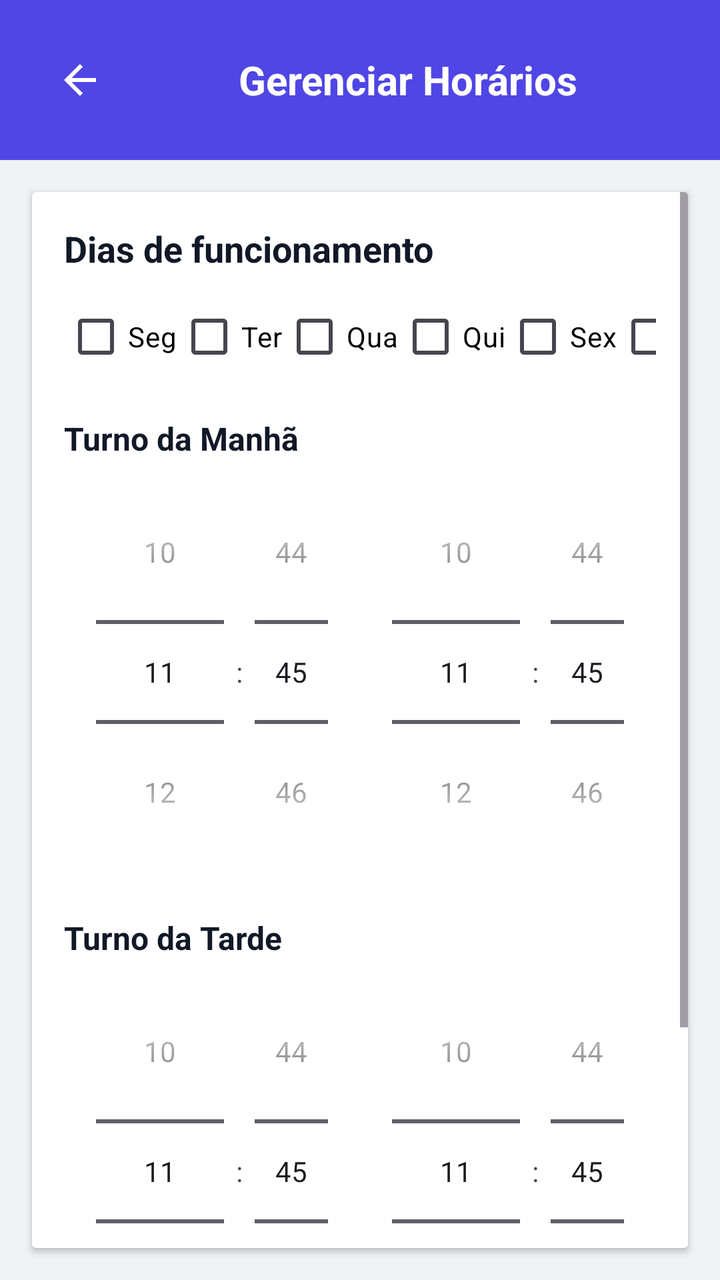
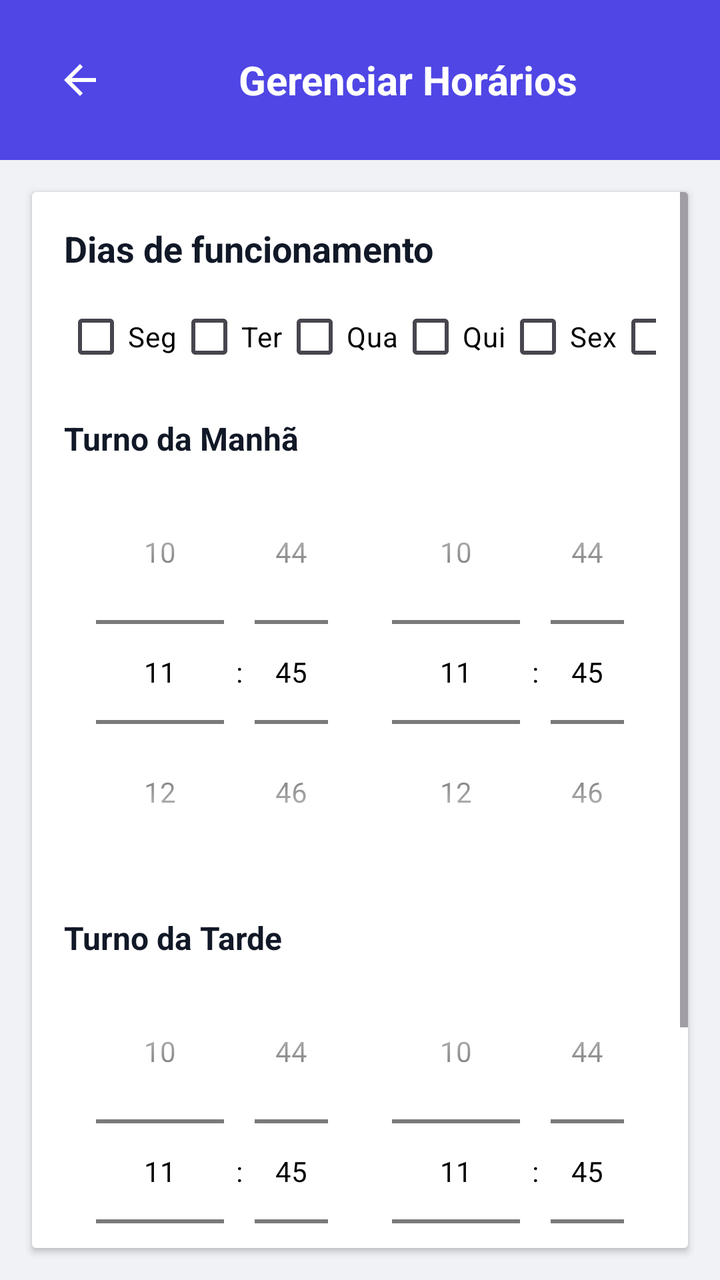

Compare the two renders of this Android layout. The source of the first and the diff that turns it into the second are given below.
<!-- AndroidManifest.xml: application theme Theme.SmartApp -->
<!-- res/layout/gerenciar_horarios.xml -->
<?xml version="1.0" encoding="utf-8"?>
<LinearLayout xmlns:android="http://schemas.android.com/apk/res/android"
    android:layout_width="match_parent"
    android:layout_height="match_parent"
    xmlns:app="http://schemas.android.com/apk/res-auto"
    android:background="#f0f2f5"
    android:orientation="vertical">

    <LinearLayout
        android:layout_width="match_parent"
        android:layout_height="wrap_content"
        android:background="#4F46E5"
        android:orientation="horizontal"
        android:gravity="center_vertical"
        android:padding="16dp">

        <ImageButton
            android:id="@+id/btnVoltarHorarios"
            android:layout_width="48dp"
            android:layout_height="48dp"
            android:background="?attr/selectableItemBackgroundBorderless"
            android:contentDescription="Voltar"
            android:padding="8dp"
            android:src="@drawable/ic_arrow_back" />

        <TextView
            android:layout_width="match_parent"
            android:layout_height="wrap_content"
            android:text="Gerenciar Horários"
            android:textColor="@android:color/white"
            android:textSize="20sp"
            android:textStyle="bold"
            android:gravity="center" />
    </LinearLayout>

    
    <androidx.cardview.widget.CardView
        android:layout_width="match_parent"
        android:layout_height="match_parent"
        app:cardBackgroundColor="@color/white"
        android:layout_margin="16dp">
        <ScrollView
            android:layout_width="match_parent"
            android:layout_height="match_parent">
            <LinearLayout
                android:layout_width="match_parent"
                android:layout_height="wrap_content"
                android:orientation="vertical"
                android:layout_margin="16dp">
                <TextView
                    android:layout_width="wrap_content"
                    android:layout_height="wrap_content"
                    android:text="Dias de funcionamento"
                    android:textColor="#111827"
                    android:textSize="18sp"
                    android:textStyle="bold" />

                <HorizontalScrollView
                    android:layout_width="match_parent"
                    android:layout_height="wrap_content"
                    android:scrollbars="none"
                    android:layout_marginTop="8dp">

                    <LinearLayout
                        android:layout_width="wrap_content"
                        android:layout_height="wrap_content"
                        android:orientation="horizontal"
                        android:gravity="center_vertical">

                        <CheckBox
                            android:id="@+id/checkSegunda"
                            android:layout_width="wrap_content"
                            android:textColor="@color/black"
                            android:layout_height="wrap_content"
                            android:text="Seg" />

                        <CheckBox
                            android:id="@+id/checkTerca"
                            android:layout_width="wrap_content"
                            android:textColor="@color/black"
                            android:layout_height="wrap_content"
                            android:text="Ter" />

                        <CheckBox
                            android:id="@+id/checkQuarta"
                            android:layout_width="wrap_content"
                            android:textColor="@color/black"
                            android:layout_height="wrap_content"
                            android:text="Qua" />

                        <CheckBox
                            android:id="@+id/checkQuinta"
                            android:layout_width="wrap_content"
                            android:textColor="@color/black"
                            android:layout_height="wrap_content"
                            android:text="Qui" />

                        <CheckBox
                            android:id="@+id/checkSexta"
                            android:layout_width="wrap_content"
                            android:textColor="@color/black"
                            android:layout_height="wrap_content"
                            android:text="Sex" />

                        <CheckBox
                            android:id="@+id/checkSabado"
                            android:layout_width="wrap_content"
                            android:textColor="@color/black"
                            android:layout_height="wrap_content"
                            android:text="Sab" />

                        <CheckBox
                            android:id="@+id/checkDomingo"
                            android:layout_width="wrap_content"
                            android:textColor="@color/black"
                            android:layout_height="wrap_content"
                            android:text="Dom" />
                    </LinearLayout>
                </HorizontalScrollView>

                
                <TextView
                    android:layout_width="wrap_content"
                    android:layout_height="wrap_content"
                    android:layout_marginTop="16dp"
                    android:text="Turno da Manhã"
                    android:textColor="#111827"
                    android:textSize="16sp"
                    android:textStyle="bold" />

                <LinearLayout
                    android:layout_width="match_parent"
                    android:layout_height="wrap_content"
                    android:orientation="horizontal"
                    android:weightSum="2"
                    android:gravity="center_vertical">

                    <TimePicker
                        android:id="@+id/timeInicioManha"
                        android:layout_width="0dp"
                        android:layout_height="wrap_content"
                        android:layout_weight="1"
                        android:timePickerMode="spinner" />

                    <TimePicker
                        android:id="@+id/timeFimManha"
                        android:layout_width="0dp"
                        android:layout_height="wrap_content"
                        android:layout_weight="1"
                        android:timePickerMode="spinner" />
                </LinearLayout>

                
                <TextView
                    android:layout_width="wrap_content"
                    android:layout_height="wrap_content"
                    android:layout_marginTop="16dp"
                    android:text="Turno da Tarde"
                    android:textColor="#111827"
                    android:textSize="16sp"
                    android:textStyle="bold" />

                <LinearLayout
                    android:layout_width="match_parent"
                    android:layout_height="wrap_content"
                    android:orientation="horizontal"
                    android:weightSum="2"
                    android:gravity="center_vertical">

                    <TimePicker
                        android:id="@+id/timeInicioTarde"
                        android:layout_width="0dp"
                        android:layout_height="wrap_content"
                        android:layout_weight="1"
                        android:timePickerMode="spinner" />

                    <TimePicker
                        android:id="@+id/timeFimTarde"
                        android:layout_width="0dp"
                        android:layout_height="wrap_content"
                        android:layout_weight="1"
                        android:timePickerMode="spinner" />
                </LinearLayout>

                
                <Button
                    android:id="@+id/btnSalvarHorario"
                    android:layout_width="match_parent"
                    android:layout_height="wrap_content"
                    android:text="Salvar Horários"
                    android:textAllCaps="false"
                    android:backgroundTint="#4F46E5"
                    android:textColor="@android:color/white"
                    android:layout_marginTop="24dp" />

            </LinearLayout>
        </ScrollView>
    </androidx.cardview.widget.CardView>
</LinearLayout>
<!-- resources referenced by this layout -->
<resources>
  <color name="black">#FF000000</color>
  <color name="white">#FFFFFFFF</color>
  <!-- drawable ic_arrow_back (drawable) -->
  <vector xmlns:android="http://schemas.android.com/apk/res/android"
      android:width="24dp"
      android:height="24dp"
      android:viewportWidth="24"
      android:viewportHeight="24">
      <path android:fillColor="#FFFFFF" android:pathData="M20,11H7.83l5.59,-5.59L12,4l-8,8 8,8 1.41,-1.41L7.83,13H20v-2z"/>
  </vector>
  <style name="Theme.SmartApp" parent="Base.Theme.SmartApp" />
  <style name="Base.Theme.SmartApp" parent="Theme.Material3.DayNight.NoActionBar" />
</resources>

<!-- the commit's change to res/layout/gerenciar_horarios.xml (unified diff, before → after) -->
@@ -1,8 +1,8 @@
 <?xml version="1.0" encoding="utf-8"?>
 <LinearLayout xmlns:android="http://schemas.android.com/apk/res/android"
+    xmlns:app="http://schemas.android.com/apk/res-auto"
     android:layout_width="match_parent"
     android:layout_height="match_parent"
-    xmlns:app="http://schemas.android.com/apk/res-auto"
     android:background="#f0f2f5"
     android:orientation="vertical">
 
@@ -10,8 +10,8 @@
         android:layout_width="match_parent"
         android:layout_height="wrap_content"
         android:background="#4F46E5"
+        android:gravity="center_vertical"
         android:orientation="horizontal"
-        android:gravity="center_vertical"
         android:padding="16dp">
 
         <ImageButton
@@ -26,27 +26,30 @@
         <TextView
             android:layout_width="match_parent"
             android:layout_height="wrap_content"
+            android:gravity="center"
             android:text="Gerenciar Horários"
             android:textColor="@android:color/white"
             android:textSize="20sp"
-            android:textStyle="bold"
-            android:gravity="center" />
+            android:textStyle="bold" />
     </LinearLayout>
 
     
     <androidx.cardview.widget.CardView
         android:layout_width="match_parent"
         android:layout_height="match_parent"
-        app:cardBackgroundColor="@color/white"
-        android:layout_margin="16dp">
+        android:layout_margin="16dp"
+        app:cardBackgroundColor="@color/white">
+
         <ScrollView
             android:layout_width="match_parent"
             android:layout_height="match_parent">
+
             <LinearLayout
                 android:layout_width="match_parent"
                 android:layout_height="wrap_content"
-                android:orientation="vertical"
-                android:layout_margin="16dp">
+                android:layout_margin="16dp"
+                android:orientation="vertical">
+
                 <TextView
                     android:layout_width="wrap_content"
                     android:layout_height="wrap_content"
@@ -58,63 +61,63 @@
                 <HorizontalScrollView
                     android:layout_width="match_parent"
                     android:layout_height="wrap_content"
-                    android:scrollbars="none"
-                    android:layout_marginTop="8dp">
+                    android:layout_marginTop="8dp"
+                    android:scrollbars="none">
 
                     <LinearLayout
                         android:layout_width="wrap_content"
                         android:layout_height="wrap_content"
-                        android:orientation="horizontal"
-                        android:gravity="center_vertical">
+                        android:gravity="center_vertical"
+                        android:orientation="horizontal">
 
                         <CheckBox
                             android:id="@+id/checkSegunda"
                             android:layout_width="wrap_content"
-                            android:textColor="@color/black"
-                            android:layout_height="wrap_content"
-                            android:text="Seg" />
+                            android:layout_height="wrap_content"
+                            android:text="Seg"
+                            android:textColor="@color/black" />
 
                         <CheckBox
                             android:id="@+id/checkTerca"
                             android:layout_width="wrap_content"
-                            android:textColor="@color/black"
-                            android:layout_height="wrap_content"
-                            android:text="Ter" />
+                            android:layout_height="wrap_content"
+                            android:text="Ter"
+                            android:textColor="@color/black" />
 
                         <CheckBox
                             android:id="@+id/checkQuarta"
                             android:layout_width="wrap_content"
-                            android:textColor="@color/black"
-                            android:layout_height="wrap_content"
-                            android:text="Qua" />
+                            android:layout_height="wrap_content"
+                            android:text="Qua"
+                            android:textColor="@color/black" />
 
                         <CheckBox
                             android:id="@+id/checkQuinta"
                             android:layout_width="wrap_content"
-                            android:textColor="@color/black"
-                            android:layout_height="wrap_content"
-                            android:text="Qui" />
+                            android:layout_height="wrap_content"
+                            android:text="Qui"
+                            android:textColor="@color/black" />
 
                         <CheckBox
                             android:id="@+id/checkSexta"
                             android:layout_width="wrap_content"
-                            android:textColor="@color/black"
-                            android:layout_height="wrap_content"
-                            android:text="Sex" />
+                            android:layout_height="wrap_content"
+                            android:text="Sex"
+                            android:textColor="@color/black" />
 
                         <CheckBox
                             android:id="@+id/checkSabado"
                             android:layout_width="wrap_content"
-                            android:textColor="@color/black"
-                            android:layout_height="wrap_content"
-                            android:text="Sab" />
+                            android:layout_height="wrap_content"
+                            android:text="Sab"
+                            android:textColor="@color/black" />
 
                         <CheckBox
                             android:id="@+id/checkDomingo"
                             android:layout_width="wrap_content"
-                            android:textColor="@color/black"
-                            android:layout_height="wrap_content"
-                            android:text="Dom" />
+                            android:layout_height="wrap_content"
+                            android:text="Dom"
+                            android:textColor="@color/black" />
                     </LinearLayout>
                 </HorizontalScrollView>
 
@@ -131,15 +134,16 @@
                 <LinearLayout
                     android:layout_width="match_parent"
                     android:layout_height="wrap_content"
+                    android:gravity="center_vertical"
                     android:orientation="horizontal"
-                    android:weightSum="2"
-                    android:gravity="center_vertical">
+                    android:weightSum="2">
 
                     <TimePicker
                         android:id="@+id/timeInicioManha"
                         android:layout_width="0dp"
                         android:layout_height="wrap_content"
                         android:layout_weight="1"
+                        android:theme="@style/DatePickerStyle"
                         android:timePickerMode="spinner" />
 
                     <TimePicker
@@ -147,6 +151,7 @@
                         android:layout_width="0dp"
                         android:layout_height="wrap_content"
                         android:layout_weight="1"
+                        android:theme="@style/DatePickerStyle"
                         android:timePickerMode="spinner" />
                 </LinearLayout>
 
@@ -163,15 +168,17 @@
                 <LinearLayout
                     android:layout_width="match_parent"
                     android:layout_height="wrap_content"
+                    android:gravity="center_vertical"
                     android:orientation="horizontal"
-                    android:weightSum="2"
-                    android:gravity="center_vertical">
+                    android:theme="@style/DatePickerStyle"
+                    android:weightSum="2">
 
                     <TimePicker
                         android:id="@+id/timeInicioTarde"
                         android:layout_width="0dp"
                         android:layout_height="wrap_content"
                         android:layout_weight="1"
+                        android:theme="@style/DatePickerStyle"
                         android:timePickerMode="spinner" />
 
                     <TimePicker
@@ -187,11 +194,11 @@
                     android:id="@+id/btnSalvarHorario"
                     android:layout_width="match_parent"
                     android:layout_height="wrap_content"
+                    android:layout_marginTop="24dp"
+                    android:backgroundTint="#4F46E5"
                     android:text="Salvar Horários"
                     android:textAllCaps="false"
-                    android:backgroundTint="#4F46E5"
-                    android:textColor="@android:color/white"
-                    android:layout_marginTop="24dp" />
+                    android:textColor="@android:color/white" />
 
             </LinearLayout>
         </ScrollView>
<!-- resource entries referenced after the edit -->
@@ -10,7 +10,13 @@
       android:viewportHeight="24">
       <path android:fillColor="#FFFFFF" android:pathData="M20,11H7.83l5.59,-5.59L12,4l-8,8 8,8 1.41,-1.41L7.83,13H20v-2z"/>
   </vector>
+  <style name="DatePickerStyle" parent="Theme.AppCompat.Light.Dialog">
+          <item name="colorAccent">@color/indigo_600</item>
+          <item name="android:textColorPrimary">@android:color/black</item>
+          <item name="android:textColor">@android:color/black</item>
+      </style>
   <style name="Theme.SmartApp" parent="Base.Theme.SmartApp" />
+  <color name="indigo_600">#4F46E5</color>
   <style name="Base.Theme.SmartApp" parent="Theme.Material3.DayNight.NoActionBar" />
 </resources>
 
